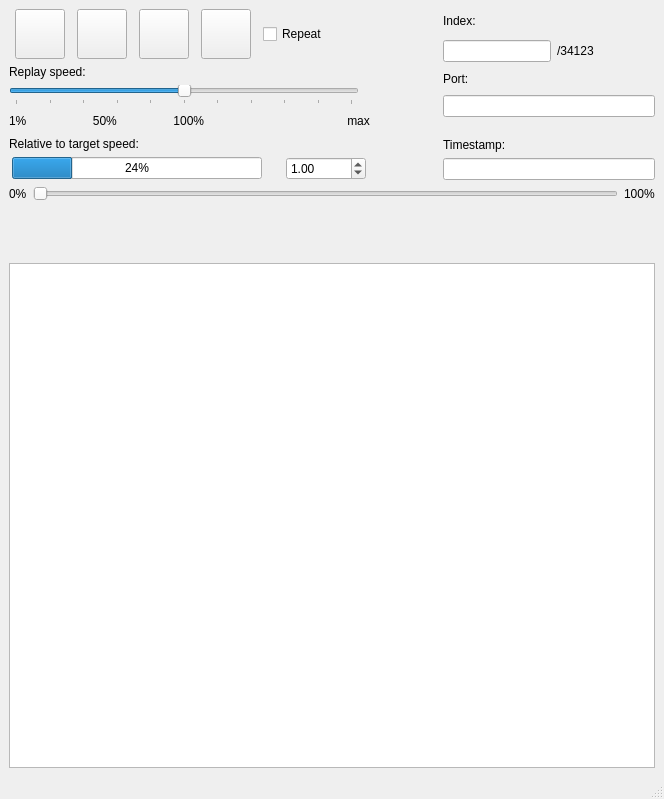
Qt form src/main.ui (rock-cpp/new_rock_replay) before a commit.
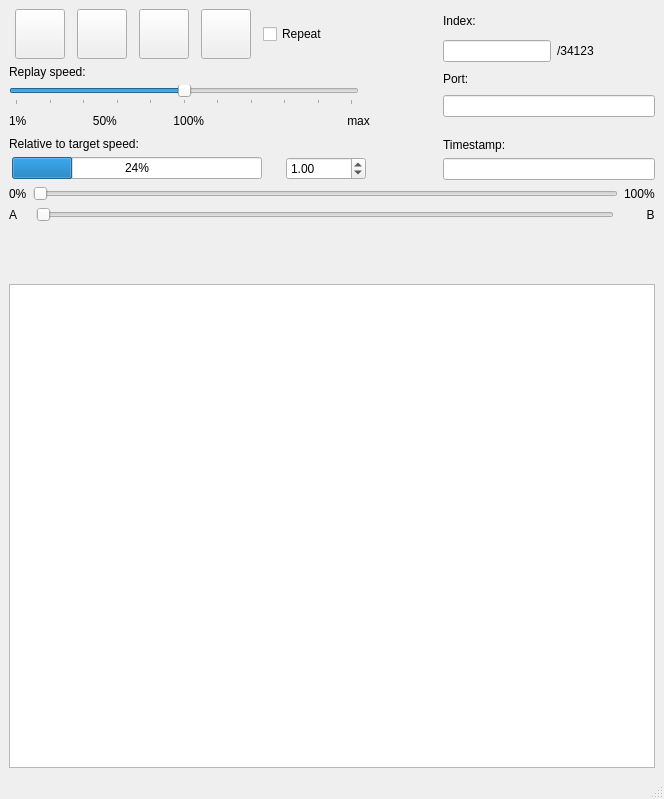
The same form after that commit. Icons and pictures are not drawn. Custom widgets are drawn as their Qt base class.

Commit message: integrated span slider

Diff of the .ui file:
```diff
--- a/src/main.ui
+++ b/src/main.ui
@@ -617,6 +617,31 @@
         </item>
        </layout>
       </item>
+      <item>
+       <layout class="QHBoxLayout" name="horizontalLayout_11">
+        <item>
+         <widget class="QLabel" name="label_2">
+          <property name="text">
+           <string>A    </string>
+          </property>
+         </widget>
+        </item>
+        <item>
+         <widget class="QxtSpanSlider" name="intervalSlider">
+          <property name="orientation">
+           <enum>Qt::Horizontal</enum>
+          </property>
+         </widget>
+        </item>
+        <item>
+         <widget class="QLabel" name="label_10">
+          <property name="text">
+           <string>        B</string>
+          </property>
+         </widget>
+        </item>
+       </layout>
+      </item>
       <item>
        <widget class="QwtPlot" name="qwtPlot">
         <property name="sizePolicy">
@@ -696,6 +721,11 @@
    <extends>QFrame</extends>
    <header>qwt_plot.h</header>
   </customwidget>
+  <customwidget>
+   <class>QxtSpanSlider</class>
+   <extends>QSlider</extends>
+   <header>QxtSpanSlider</header>
+  </customwidget>
  </customwidgets>
  <resources>
   <include location="ressources.qrc"/>
```
The commit also changes 4 other files.
